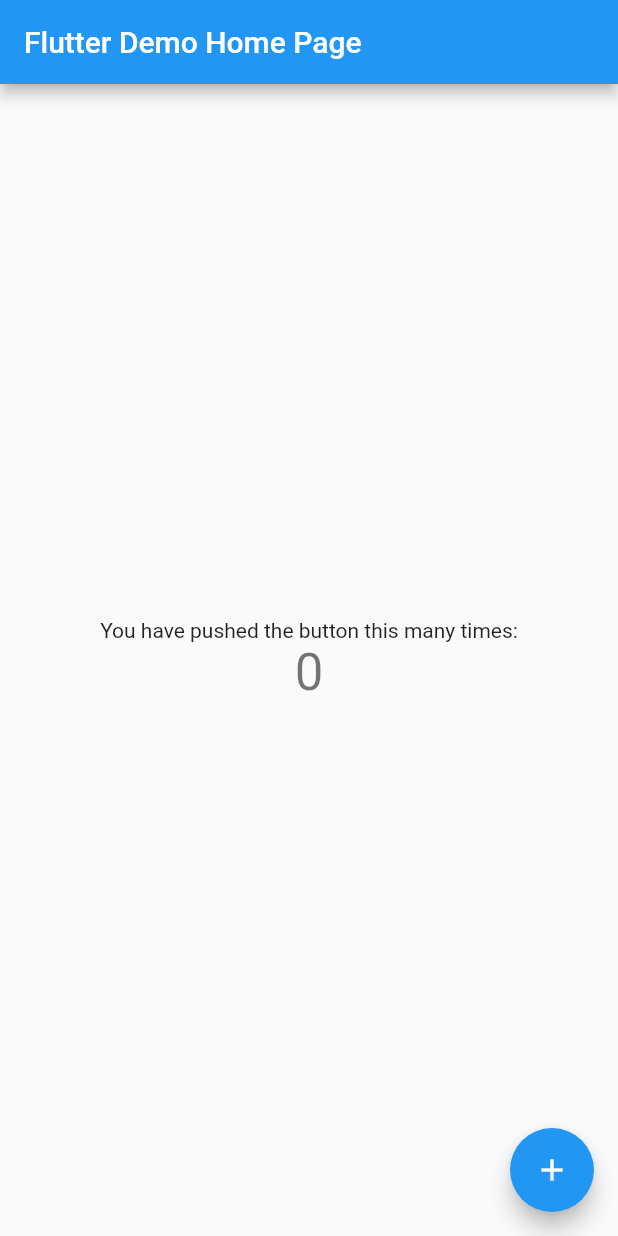
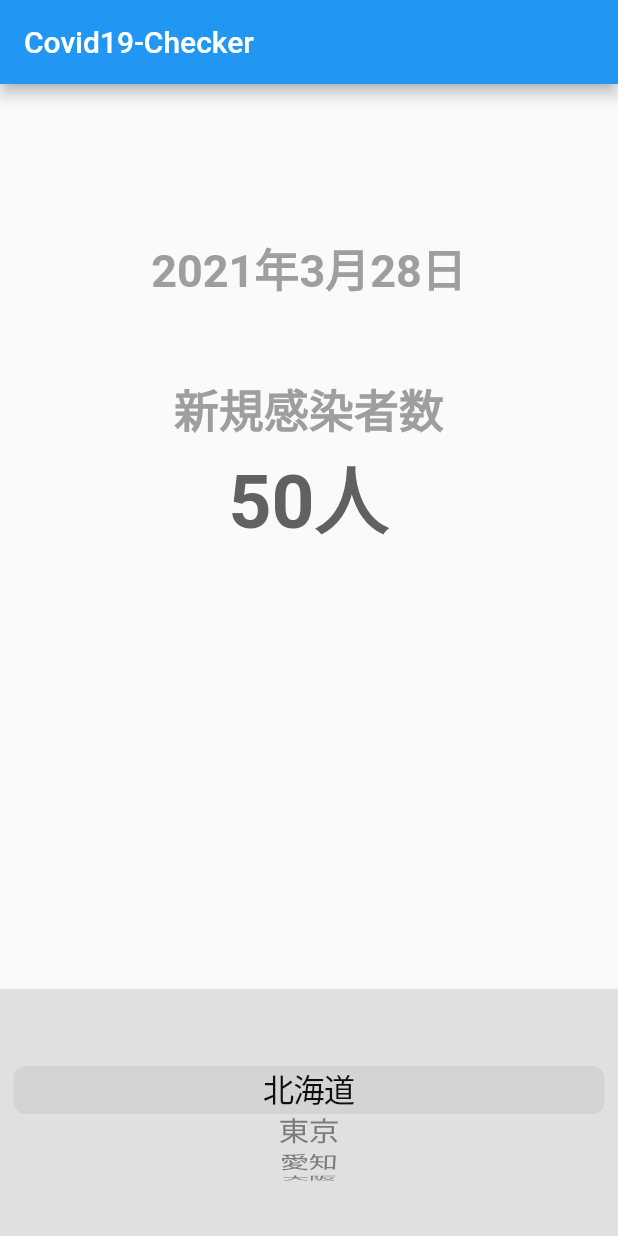
Before and after one commit to pheni-18/covid19_checker_mobile, a Flutter app: the screen it shows after launch, on a phone screen of 412 x 824 dp. Run offline on Flutter 3.47's test engine with Material 2 defaults, Android fonts, the phone set to English and light mode, and no system bars.

Commit message:
add: prefectures screen using dummy data

```diff
--- /dev/null
+++ b/lib/dummy_data.dart
@@ -0,0 +1,7 @@
+const List<Map<String, dynamic>> prefectures = [
+  {'id': 1, 'name': '北海道', 'date': '2021-03-28', 'count': 50},
+  {'id': 2, 'name': '東京', 'date': '2021-03-28', 'count': 100},
+  {'id': 3, 'name': '愛知', 'date': '2021-03-28', 'count': 60},
+  {'id': 4, 'name': '大阪', 'date': '2021-03-28', 'count': 80},
+  {'id': 5, 'name': '福岡', 'date': '2021-03-28', 'count': 50},
+];
--- a/lib/main.dart
+++ b/lib/main.dart
@@ -1,117 +1,13 @@
 import 'package:flutter/material.dart';
+import 'prefectures_screen.dart';
 
-void main() {
-  runApp(MyApp());
-}
+void main() => runApp(MyApp());
 
 class MyApp extends StatelessWidget {
-  // This widget is the root of your application.
   @override
   Widget build(BuildContext context) {
     return MaterialApp(
-      title: 'Flutter Demo',
-      theme: ThemeData(
-        // This is the theme of your application.
-        //
-        // Try running your application with "flutter run". You'll see the
-        // application has a blue toolbar. Then, without quitting the app, try
-        // changing the primarySwatch below to Colors.green and then invoke
-        // "hot reload" (press "r" in the console where you ran "flutter run",
-        // or simply save your changes to "hot reload" in a Flutter IDE).
-        // Notice that the counter didn't reset back to zero; the application
-        // is not restarted.
-        primarySwatch: Colors.blue,
-        // This makes the visual density adapt to the platform that you run
-        // the app on. For desktop platforms, the controls will be smaller and
-        // closer together (more dense) than on mobile platforms.
-        visualDensity: VisualDensity.adaptivePlatformDensity,
-      ),
-      home: MyHomePage(title: 'Flutter Demo Home Page'),
+      home: PrefecturesScreen(),
     );
   }
 }
-
-class MyHomePage extends StatefulWidget {
-  MyHomePage({Key key, this.title}) : super(key: key);
-
-  // This widget is the home page of your application. It is stateful, meaning
-  // that it has a State object (defined below) that contains fields that affect
-  // how it looks.
-
-  // This class is the configuration for the state. It holds the values (in this
-  // case the title) provided by the parent (in this case the App widget) and
-  // used by the build method of the State. Fields in a Widget subclass are
-  // always marked "final".
-
-  final String title;
-
-  @override
-  _MyHomePageState createState() => _MyHomePageState();
-}
-
-class _MyHomePageState extends State<MyHomePage> {
-  int _counter = 0;
-
-  void _incrementCounter() {
-    setState(() {
-      // This call to setState tells the Flutter framework that something has
-      // changed in this State, which causes it to rerun the build method below
-      // so that the display can reflect the updated values. If we changed
-      // _counter without calling setState(), then the build method would not be
-      // called again, and so nothing would appear to happen.
-      _counter++;
-    });
-  }
-
-  @override
-  Widget build(BuildContext context) {
-    // This method is rerun every time setState is called, for instance as done
-    // by the _incrementCounter method above.
-    //
-    // The Flutter framework has been optimized to make rerunning build methods
-    // fast, so that you can just rebuild anything that needs updating rather
-    // than having to individually change instances of widgets.
-    return Scaffold(
-      appBar: AppBar(
-        // Here we take the value from the MyHomePage object that was created by
-        // the App.build method, and use it to set our appbar title.
-        title: Text(widget.title),
-      ),
-      body: Center(
-        // Center is a layout widget. It takes a single child and positions it
-        // in the middle of the parent.
-        child: Column(
-          // Column is also a layout widget. It takes a list of children and
-          // arranges them vertically. By default, it sizes itself to fit its
-          // children horizontally, and tries to be as tall as its parent.
-          //
-          // Invoke "debug painting" (press "p" in the console, choose the
-          // "Toggle Debug Paint" action from the Flutter Inspector in Android
-          // Studio, or the "Toggle Debug Paint" command in Visual Studio Code)
-          // to see the wireframe for each widget.
-          //
-          // Column has various properties to control how it sizes itself and
-          // how it positions its children. Here we use mainAxisAlignment to
-          // center the children vertically; the main axis here is the vertical
-          // axis because Columns are vertical (the cross axis would be
-          // horizontal).
-          mainAxisAlignment: MainAxisAlignment.center,
-          children: <Widget>[
-            Text(
-              'You have pushed the button this many times:',
-            ),
-            Text(
-              '$_counter',
-              style: Theme.of(context).textTheme.headline4,
-            ),
-          ],
-        ),
-      ),
-      floatingActionButton: FloatingActionButton(
-        onPressed: _incrementCounter,
-        tooltip: 'Increment',
-        child: Icon(Icons.add),
-      ), // This trailing comma makes auto-formatting nicer for build methods.
-    );
-  }
-}
--- /dev/null
+++ b/lib/prefectures_screen.dart
@@ -0,0 +1,81 @@
+import 'package:flutter/material.dart';
+import 'package:flutter/cupertino.dart';
+import 'dummy_data.dart';
+
+class PrefecturesScreen extends StatefulWidget {
+  @override
+  _PrefecturesScreenState createState() => _PrefecturesScreenState();
+}
+
+class _PrefecturesScreenState extends State<PrefecturesScreen> {
+  int selectedCount = prefectures[0]['count'];
+
+  List<Text> getPrefectureNames() {
+    List<Text> prefectureNames = [];
+    for (Map<String, dynamic> pref in prefectures) {
+      prefectureNames.add(Text(pref['name']));
+    }
+    return prefectureNames;
+  }
+
+  @override
+  Widget build(BuildContext context) {
+    var size = MediaQuery.of(context).size;
+    return Scaffold(
+      appBar: AppBar(
+        title: Text('Covid19-Checker'),
+      ),
+      body: Container(
+        padding: EdgeInsets.only(top: 100.0),
+        child: Center(
+          child: Column(
+            children: <Widget>[
+              Text(
+                '2021年3月28日',
+                style: TextStyle(
+                  fontWeight: FontWeight.bold,
+                  fontSize: 30.0,
+                  color: Colors.grey,
+                ),
+              ),
+              SizedBox(height: 50.0),
+              Text(
+                '新規感染者数',
+                style: TextStyle(
+                  fontWeight: FontWeight.bold,
+                  fontSize: 30.0,
+                  color: Colors.grey,
+                ),
+              ),
+              Expanded(
+                child: Text(
+                  selectedCount.toString() + '人',
+                  style: TextStyle(
+                    fontWeight: FontWeight.bold,
+                    fontSize: 50.0,
+                    color: Colors.grey[700],
+                  ),
+                ),
+              ),
+              Container(
+                height: size.height * .20,
+                padding: EdgeInsets.only(bottom: 30.0),
+                color: Colors.grey[300],
+                child: CupertinoPicker(
+                  backgroundColor: Colors.grey[300],
+                  itemExtent: 32.0,
+                  onSelectedItemChanged: (selectedIndex) {
+                    setState(() {
+                      selectedCount = prefectures[selectedIndex]['count'];
+                    });
+                  },
+                  children: getPrefectureNames(),
+                ),
+              ),
+            ],
+          ),
+        ),
+      ),
+    );
+  }
+}
```
Also changed, not shown: pubspec.yaml (+0 -57 lines).
